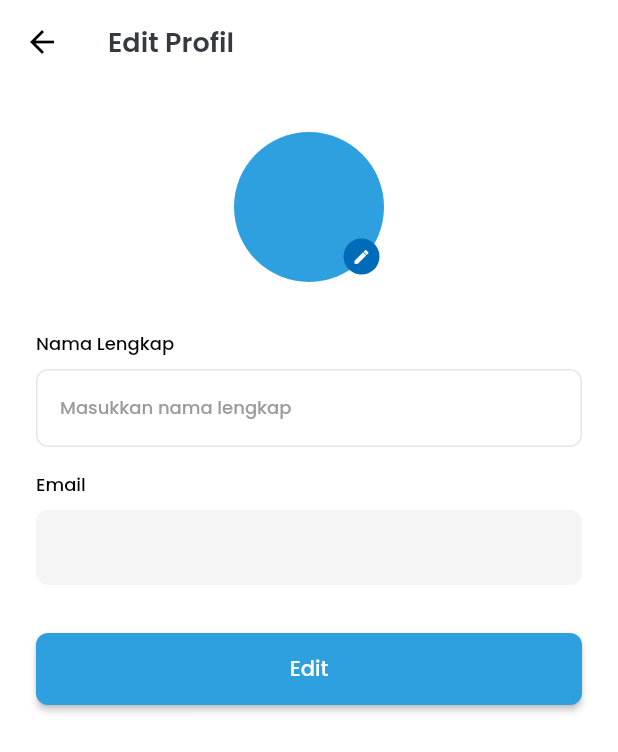
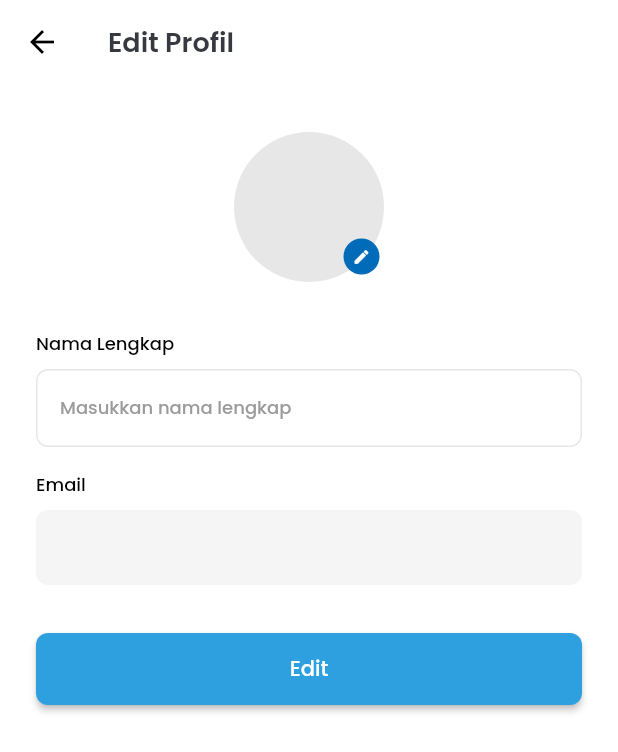
Before and after one commit to hib4/moneyger, a Flutter app: the EditProfilePage screen opened directly, on a phone screen of 412 x 824 dp. Shown: the top 752 px of the screen. Run offline on Flutter 3.47's test engine with Material 2 defaults, Android fonts, the phone set to English and light mode, and no system bars; our stand-ins replace cached_network_image, cloud_firestore, currency_text_input_formatter, dropdown_button2, file_picker, firebase_auth and 11 more; accounts and stored records are empty.

Commit message:
fix: [HF] minor bug fixes

```diff
--- a/lib/constant/openai.dart
+++ b/lib/constant/openai.dart
@@ -1,5 +1,5 @@
 class OpenAi {
-  final String _apiKey = 'YOUR API KEY HERE';
+  final String _apiKey = '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';
 
   String get apiKey => _apiKey;
 }
--- a/lib/ui/budget/add_budget_transaction.dart
+++ b/lib/ui/budget/add_budget_transaction.dart
@@ -334,9 +334,11 @@ class _AddBudgetTransactionPageState extends State<AddBudgetTransactionPage> {
           borderRadius: BorderRadius.circular(8),
         ),
         focusedBorder: OutlineInputBorder(
-          borderSide: const BorderSide(
+          borderSide: BorderSide(
             width: 2,
-            color: ColorValue.secondaryColor,
+            color: isDarkMode
+                ? ColorValueDark.secondaryColor
+                : ColorValue.secondaryColor,
           ),
           borderRadius: BorderRadius.circular(8),
         ),
--- a/lib/ui/budget/detail_budget.dart
+++ b/lib/ui/budget/detail_budget.dart
@@ -72,7 +72,7 @@ class _DetailBudgetPageState extends State<DetailBudgetPage> {
                 var data = snapshot.data!;
                 return Padding(
                   padding:
-                      const EdgeInsets.symmetric(horizontal: 28, vertical: 8),
+                      const EdgeInsets.symmetric(horizontal: 28, vertical: 16),
                   child: Column(
                     children: [
                       Row(
--- a/lib/ui/budget/edit_budget_transaction.dart
+++ b/lib/ui/budget/edit_budget_transaction.dart
@@ -241,7 +241,7 @@ class _EditBudgetTransactionPageState extends State<EditBudgetTransactionPage> {
                     onPressed: () async {
                       if (_formKey.currentState!.validate()) {
                         await _getUserData().then((value) async {
-                          _userData['total_balance'] <
+                          (_userData['total_balance'] + _oldTotal) <
                                   _formatter.getUnformattedValue()
                               ? showSnackBar(context,
                                   title: 'Saldo tidak mencukupi')
--- a/lib/ui/on_boarding/on_boarding.dart
+++ b/lib/ui/on_boarding/on_boarding.dart
@@ -81,6 +81,7 @@ class _OnBoardingScreenState extends State<OnBoardingScreen> {
                           contents[i].title,
                           style: textTheme.headline2!
                               .copyWith(fontWeight: FontWeight.w700),
+                          textAlign: TextAlign.center,
                         ),
                         const SizedBox(
                           height: 16,
--- a/lib/ui/personal_information/edit_personal_information.dart
+++ b/lib/ui/personal_information/edit_personal_information.dart
@@ -23,6 +23,7 @@ class _EditProfilePageState extends State<EditProfilePage> {
       FirebaseFirestore.instance.collection('users').doc(SharedCode().uid);
   final _fullNameController = TextEditingController();
   final _formKey = GlobalKey<FormState>();
+  final ValueNotifier<bool> _isLoad = ValueNotifier<bool>(false);
   PlatformFile? _pickedImage;
 
   Future _selectImage() async {
@@ -62,7 +63,9 @@ class _EditProfilePageState extends State<EditProfilePage> {
           color: provider.isDarkMode ? Colors.white : Colors.black,
         ),
       ),
-      body: SingleChildScrollView(
+      body: Stack(
+        children: [
+          SingleChildScrollView(
             child: FutureBuilder<DocumentSnapshot<Map<String, dynamic>>>(
               future: _document.get(),
               builder: (_, snapshot) {
@@ -71,8 +74,8 @@ class _EditProfilePageState extends State<EditProfilePage> {
                   _fullNameController.text = data['full_name'];
 
                   return Container(
-                padding:
-                    const EdgeInsets.symmetric(horizontal: 24, vertical: 32),
+                    padding: const EdgeInsets.symmetric(
+                        horizontal: 24, vertical: 32),
                     child: Form(
                       key: _formKey,
                       child: Column(
@@ -85,7 +88,7 @@ class _EditProfilePageState extends State<EditProfilePage> {
                               child: Stack(
                                 children: [
                                   CircleAvatar(
-                                backgroundColor: ColorValue.secondaryColor,
+                                    backgroundColor: ColorValue.borderColor,
                                     radius: 50,
                                     backgroundImage: _pickedImage != null
                                         ? FileImage(
@@ -94,7 +97,8 @@ class _EditProfilePageState extends State<EditProfilePage> {
                                             ),
                                           )
                                         : data['photo_profile'] != ''
-                                        ? NetworkImage(data['photo_profile'])
+                                            ? NetworkImage(
+                                                    data['photo_profile'])
                                                 as ImageProvider
                                             : null,
                                     child: data['photo_profile'] != '' ||
@@ -103,8 +107,9 @@ class _EditProfilePageState extends State<EditProfilePage> {
                                         : Text(
                                             SharedCode()
                                                 .getInitials(data['full_name']),
-                                        style: textTheme.headline2!.copyWith(
-                                          color: Colors.white,
+                                            style:
+                                                textTheme.headline2!.copyWith(
+                                              color: Colors.black,
                                               fontSize: 22,
                                             ),
                                           ),
@@ -127,8 +132,9 @@ class _EditProfilePageState extends State<EditProfilePage> {
                           Text(
                             'Nama Lengkap',
                             style: textTheme.bodyText1!.copyWith(
-                          color:
-                              provider.isDarkMode ? Colors.white : Colors.black,
+                              color: provider.isDarkMode
+                                  ? Colors.white
+                                  : Colors.black,
                               fontWeight: FontWeight.w500,
                             ),
                           ),
@@ -139,7 +145,8 @@ class _EditProfilePageState extends State<EditProfilePage> {
                             textTheme,
                             hint: 'Masukkan nama lengkap',
                             controller: _fullNameController,
-                        validator: (value) => SharedCode().nameValidator(value),
+                            validator: (value) =>
+                                SharedCode().nameValidator(value),
                             isDarkMode: provider.isDarkMode,
                           ),
                           const SizedBox(
@@ -148,8 +155,9 @@ class _EditProfilePageState extends State<EditProfilePage> {
                           Text(
                             'Email',
                             style: textTheme.bodyText1!.copyWith(
-                          color:
-                              provider.isDarkMode ? Colors.white : Colors.black,
+                              color: provider.isDarkMode
+                                  ? Colors.white
+                                  : Colors.black,
                               fontWeight: FontWeight.w500,
                             ),
                           ),
@@ -175,6 +183,7 @@ class _EditProfilePageState extends State<EditProfilePage> {
                           ElevatedButton(
                             onPressed: () async {
                               if (_formKey.currentState!.validate()) {
+                                _isLoad.value = true;
                                 _pickedImage != null
                                     ? await FirebaseService()
                                         .editProfileWithImage(
@@ -184,8 +193,9 @@ class _EditProfilePageState extends State<EditProfilePage> {
                                           filePath: _pickedImage!.path!,
                                         )
                                         .then(
-                                      (value) =>
-                                          value ? Navigator.pop(context) : null,
+                                          (value) => value
+                                              ? Navigator.pop(context)
+                                              : null,
                                         )
                                     : await FirebaseService()
                                         .editProfile(
@@ -193,9 +203,11 @@ class _EditProfilePageState extends State<EditProfilePage> {
                                           name: _fullNameController.text,
                                         )
                                         .then(
-                                      (value) =>
-                                          value ? Navigator.pop(context) : null,
+                                          (value) => value
+                                              ? Navigator.pop(context)
+                                              : null,
                                         );
+                                _isLoad.value = false;
                               }
                             },
                             child: const Text('Edit'),
@@ -211,6 +223,15 @@ class _EditProfilePageState extends State<EditProfilePage> {
                 }
               },
             ),
+          ),
+          ValueListenableBuilder<bool>(
+            valueListenable: _isLoad,
+            builder: (context, value, _) => Visibility(
+              visible: value,
+              child: const LoadingAnimation(),
+            ),
+          ),
+        ],
       ),
     );
   }
--- a/lib/ui/widget/user_item/user_item.dart
+++ b/lib/ui/widget/user_item/user_item.dart
@@ -96,7 +96,7 @@ class ProfilePreviewItem extends StatelessWidget {
           return Column(
             children: [
               CircleAvatar(
-                backgroundColor: ColorValue.secondaryColor,
+                backgroundColor: ColorValue.borderColor,
                 radius: 50,
                 backgroundImage: data['photo_profile'] != ''
                     ? NetworkImage(data['photo_profile'])
@@ -106,7 +106,7 @@ class ProfilePreviewItem extends StatelessWidget {
                     : Text(
                         SharedCode().getInitials(data['full_name']),
                         style: textTheme.headline2!.copyWith(
-                          color: Colors.white,
+                          color: Colors.black,
                           fontSize: 22,
                         ),
                       ),
```
Also changed, not shown: lib/ui/budget/edit_budget.dart (+14 -13 lines), 1 other file. Lines whose indentation alone changed are shown as unchanged.
